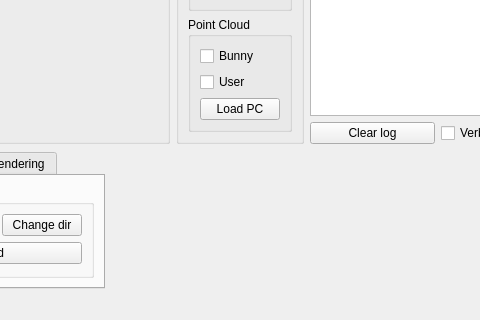
Above: mainwindow.ui from Nicola17/OpenGL-Sandbox before the change; both pictures show x 144 to 624 and y 265 to 585 of the 719 by 585 pixel window. Below: the same form after it.
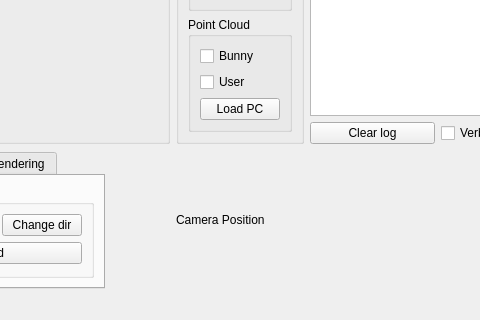
That is the form after the change.

Commit message: Adds some initial tests on the camera position/movement

The edit to the form file:
```diff
--- a/mainwindow.ui
+++ b/mainwindow.ui
@@ -249,6 +249,17 @@
       </item>
      </layout>
     </item>
+    <item row="3" column="1">
+     <layout class="QGridLayout" name="gridLayout_11">
+      <item row="0" column="0">
+       <widget class="QLabel" name="label">
+        <property name="text">
+         <string>Camera Position</string>
+        </property>
+       </widget>
+      </item>
+     </layout>
+    </item>
    </layout>
   </widget>
   <widget class="QMenuBar" name="menubar">
```
The commit also changes 3 other files.
